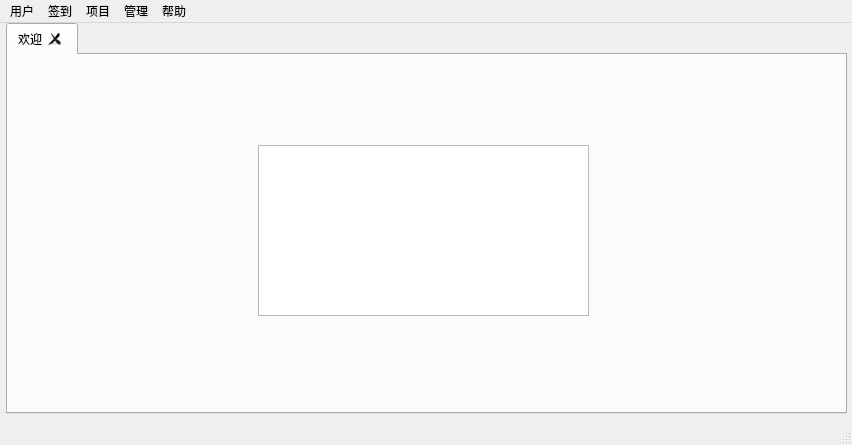
The window that mainwindow.ui (neverlandgy/teamhelper) describes before a commit, drawn with Qt 5.
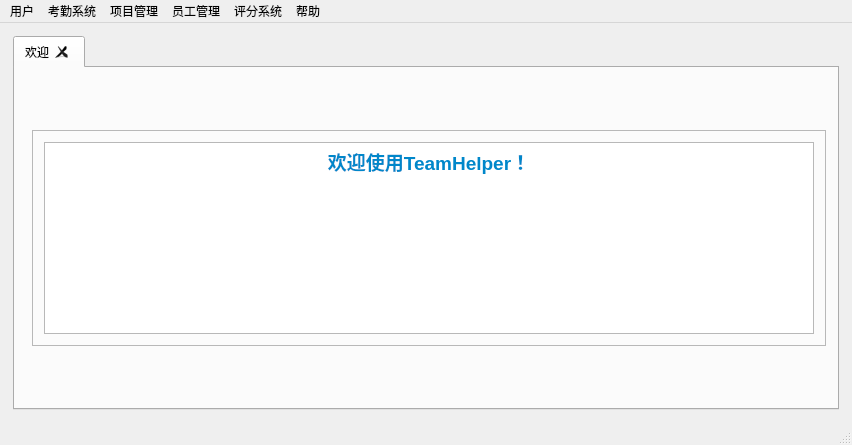
The same window after the commit. Icons and pictures are not drawn.

```diff
--- a/mainwindow.ui
+++ b/mainwindow.ui
@@ -10,18 +10,88 @@
     <height>445</height>
    </rect>
   </property>
+  <property name="sizePolicy">
+   <sizepolicy hsizetype="Preferred" vsizetype="Preferred">
+    <horstretch>2</horstretch>
+    <verstretch>2</verstretch>
+   </sizepolicy>
+  </property>
   <property name="windowTitle">
    <string>TeamHelper</string>
   </property>
   <widget class="QWidget" name="centralWidget">
+   <layout class="QGridLayout" name="gridLayout_4">
+    <item row="3" column="1">
+     <spacer name="verticalSpacer_2">
+      <property name="orientation">
+       <enum>Qt::Vertical</enum>
+      </property>
+      <property name="sizeType">
+       <enum>QSizePolicy::Fixed</enum>
+      </property>
+      <property name="sizeHint" stdset="0">
+       <size>
+        <width>2</width>
+        <height>2</height>
+       </size>
+      </property>
+     </spacer>
+    </item>
+    <item row="0" column="1">
+     <spacer name="verticalSpacer">
+      <property name="orientation">
+       <enum>Qt::Vertical</enum>
+      </property>
+      <property name="sizeType">
+       <enum>QSizePolicy::Fixed</enum>
+      </property>
+      <property name="sizeHint" stdset="0">
+       <size>
+        <width>2</width>
+        <height>2</height>
+       </size>
+      </property>
+     </spacer>
+    </item>
+    <item row="2" column="2">
+     <spacer name="horizontalSpacer_2">
+      <property name="orientation">
+       <enum>Qt::Horizontal</enum>
+      </property>
+      <property name="sizeType">
+       <enum>QSizePolicy::Fixed</enum>
+      </property>
+      <property name="sizeHint" stdset="0">
+       <size>
+        <width>2</width>
+        <height>20</height>
+       </size>
+      </property>
+     </spacer>
+    </item>
+    <item row="2" column="0">
+     <spacer name="horizontalSpacer">
+      <property name="orientation">
+       <enum>Qt::Horizontal</enum>
+      </property>
+      <property name="sizeType">
+       <enum>QSizePolicy::Fixed</enum>
+      </property>
+      <property name="sizeHint" stdset="0">
+       <size>
+        <width>2</width>
+        <height>20</height>
+       </size>
+      </property>
+     </spacer>
+    </item>
+    <item row="2" column="1">
    <widget class="QTabWidget" name="tabWidget">
-    <property name="geometry">
-     <rect>
-      <x>6</x>
-      <y>0</y>
-      <width>841</width>
-      <height>391</height>
-     </rect>
+      <property name="sizePolicy">
+       <sizepolicy hsizetype="Expanding" vsizetype="Expanding">
+        <horstretch>0</horstretch>
+        <verstretch>0</verstretch>
+       </sizepolicy>
     </property>
     <property name="tabPosition">
      <enum>QTabWidget::North</enum>
@@ -45,25 +115,77 @@
      <attribute name="title">
       <string>欢迎</string>
      </attribute>
+       <layout class="QFormLayout" name="formLayout">
+        <property name="fieldGrowthPolicy">
+         <enum>QFormLayout::AllNonFixedFieldsGrow</enum>
+        </property>
+        <item row="0" column="1">
+         <spacer name="verticalSpacer_3">
+          <property name="orientation">
+           <enum>Qt::Vertical</enum>
+          </property>
+          <property name="sizeHint" stdset="0">
+           <size>
+            <width>785</width>
+            <height>37</height>
+           </size>
+          </property>
+         </spacer>
+        </item>
+        <item row="1" column="1">
+         <widget class="QFrame" name="frame">
+          <property name="sizePolicy">
+           <sizepolicy hsizetype="Expanding" vsizetype="Expanding">
+            <horstretch>0</horstretch>
+            <verstretch>0</verstretch>
+           </sizepolicy>
+          </property>
+          <property name="frameShape">
+           <enum>QFrame::StyledPanel</enum>
+          </property>
+          <property name="frameShadow">
+           <enum>QFrame::Raised</enum>
+          </property>
+          <layout class="QGridLayout" name="gridLayout_2">
+           <item row="0" column="0">
      <widget class="QTextBrowser" name="textBrowser">
-      <property name="geometry">
-       <rect>
-        <x>250</x>
-        <y>90</y>
-        <width>331</width>
-        <height>171</height>
-       </rect>
-      </property>
       <property name="html">
        <string>&lt;!DOCTYPE HTML PUBLIC &quot;-//W3C//DTD HTML 4.0//EN&quot; &quot;http://www.w3.org/TR/REC-html40/strict.dtd&quot;&gt;
 &lt;html&gt;&lt;head&gt;&lt;meta name=&quot;qrichtext&quot; content=&quot;1&quot; /&gt;&lt;style type=&quot;text/css&quot;&gt;
 p, li { white-space: pre-wrap; }
 &lt;/style&gt;&lt;/head&gt;&lt;body style=&quot; font-family:'SimSun'; font-size:9pt; font-weight:400; font-style:normal;&quot;&gt;
-&lt;p style=&quot; margin-top:0px; margin-bottom:0px; margin-left:0px; margin-right:0px; -qt-block-indent:0; text-indent:0px;&quot;&gt;&lt;img src=&quot;:/res/res/extTitleWelcomeTH.gif&quot; /&gt;&lt;/p&gt;&lt;/body&gt;&lt;/html&gt;</string>
-      </property>
-     </widget>
-    </widget>
-   </widget>
+&lt;p align=&quot;center&quot; style=&quot; margin-top:0px; margin-bottom:0px; margin-left:0px; margin-right:0px; -qt-block-indent:0; text-indent:0px;&quot;&gt;&lt;img src=&quot;:/res/res/extTitleWelcomeTH.gif&quot; /&gt;&lt;/p&gt;
+&lt;p align=&quot;center&quot; style=&quot; margin-top:0px; margin-bottom:0px; margin-left:0px; margin-right:0px; -qt-block-indent:0; text-indent:0px;&quot;&gt;&lt;span style=&quot; font-size:14pt; font-weight:600; color:#0087ca;&quot;&gt;欢迎使用TeamHelper！&lt;/span&gt;&lt;/p&gt;&lt;/body&gt;&lt;/html&gt;</string>
+             </property>
+            </widget>
+           </item>
+          </layout>
+         </widget>
+        </item>
+        <item row="3" column="1">
+         <spacer name="verticalSpacer_4">
+          <property name="orientation">
+           <enum>Qt::Vertical</enum>
+          </property>
+          <property name="sizeHint" stdset="0">
+           <size>
+            <width>785</width>
+            <height>37</height>
+           </size>
+          </property>
+         </spacer>
+        </item>
+       </layout>
+      </widget>
+     </widget>
+    </item>
+   </layout>
+   <zorder>horizontalSpacer_2</zorder>
+   <zorder>tabWidget</zorder>
+   <zorder>horizontalSpacer</zorder>
+   <zorder>horizontalSpacer_2</zorder>
+   <zorder>verticalSpacer</zorder>
+   <zorder>verticalSpacer_2</zorder>
   </widget>
   <widget class="QMenuBar" name="menuBar">
    <property name="geometry">
@@ -82,14 +204,14 @@
    </widget>
    <widget class="QMenu" name="menu_check">
     <property name="title">
-     <string>签到</string>
+     <string>考勤系统</string>
     </property>
     <addaction name="punchin_action"/>
     <addaction name="punchout_action"/>
    </widget>
    <widget class="QMenu" name="menu_project">
     <property name="title">
-     <string>项目</string>
+     <string>项目管理</string>
     </property>
     <addaction name="addproject_action"/>
     <addaction name="team_action"/>
@@ -97,7 +219,7 @@
    </widget>
    <widget class="QMenu" name="menu_manage">
     <property name="title">
-     <string>管理</string>
+     <string>员工管理</string>
     </property>
     <addaction name="perslevel_action"/>
     <addaction name="persgrade_action"/>
@@ -110,10 +232,18 @@
     </property>
     <addaction name="about_action"/>
    </widget>
+   <widget class="QMenu" name="menu">
+    <property name="title">
+     <string>评分系统</string>
+    </property>
+    <addaction name="teamgrade_action"/>
+    <addaction name="persgrade_action"/>
+   </widget>
    <addaction name="menu_user"/>
    <addaction name="menu_check"/>
    <addaction name="menu_project"/>
    <addaction name="menu_manage"/>
+   <addaction name="menu"/>
    <addaction name="menu_help"/>
   </widget>
   <widget class="QStatusBar" name="statusBar"/>
```
Left out of the diff: 6 changed lines with no effect on the pictures. Lines whose indentation alone changed are shown as unchanged.
